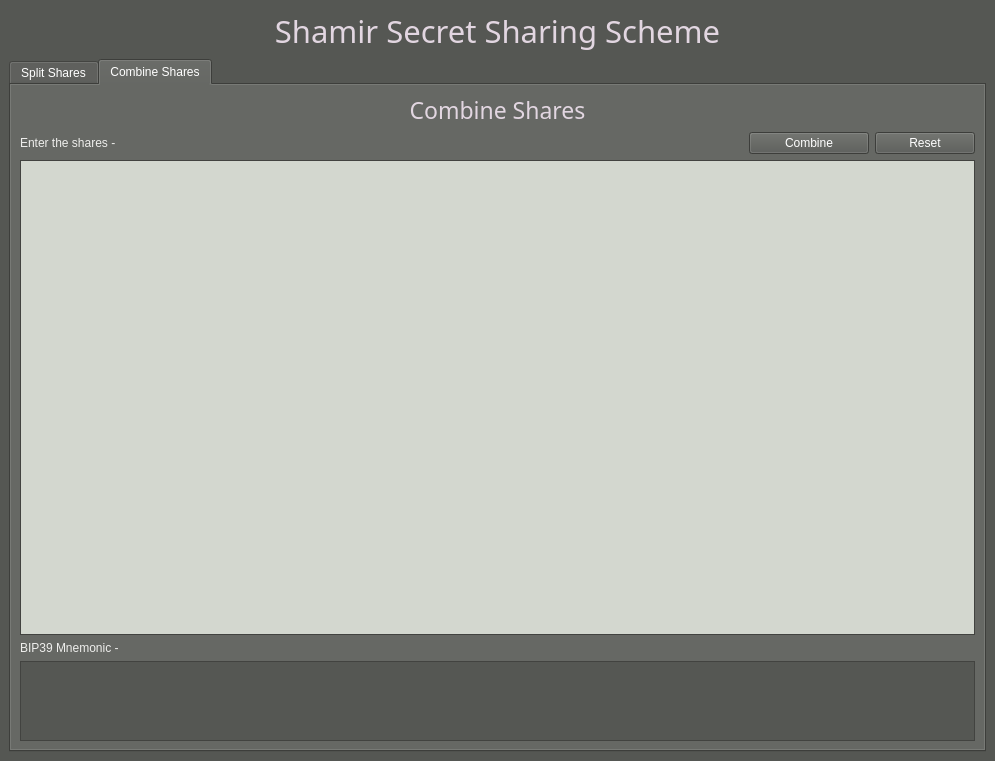
Qt form secret-shares-app/app_ui.ui (ChakshuGupta/secret-share) before a commit.
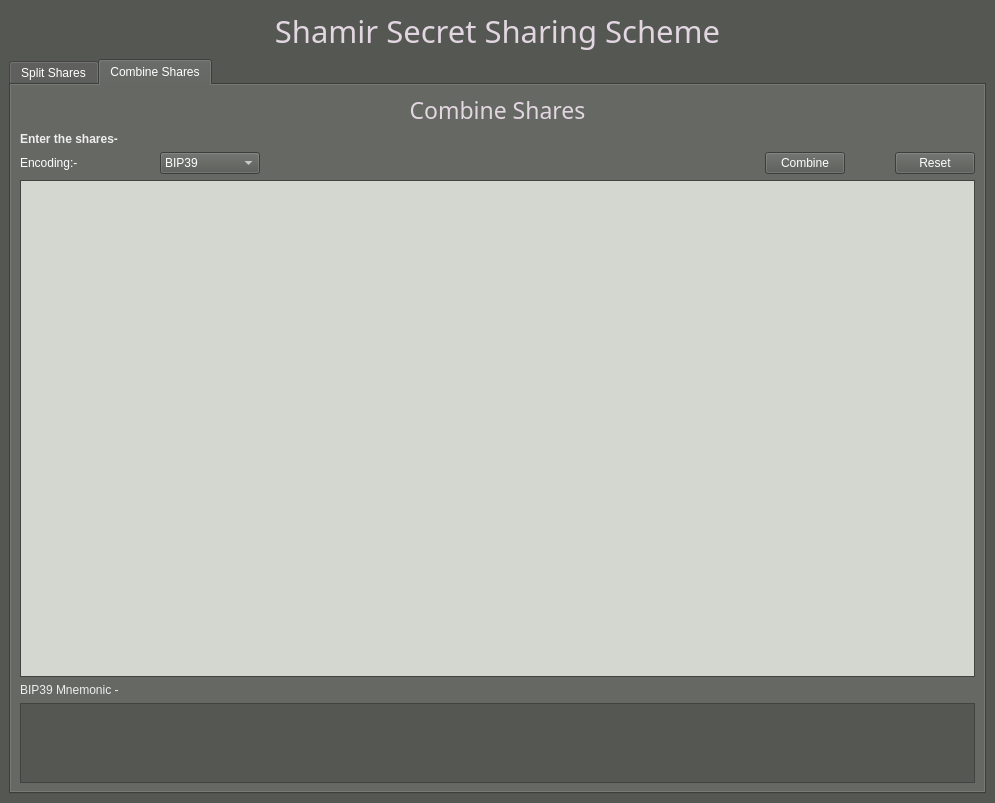
The same form after that commit. The open tabs and pages were chosen to show the change. Icons and pictures are not drawn.

Commit message:
Update UI to input encoding option from user
Update secret_share_app to handle BASE58 encoding option

Diff of the .ui file:
```diff
--- a/secret-shares-app/app_ui.ui
+++ b/secret-shares-app/app_ui.ui
@@ -7,7 +7,7 @@
     <x>0</x>
     <y>0</y>
     <width>995</width>
-    <height>761</height>
+    <height>803</height>
    </rect>
   </property>
   <property name="sizePolicy">
@@ -3086,8 +3086,6 @@
            </widget>
           </item>
           <item>
-           <layout class="QHBoxLayout" name="horizontalLayout_5">
-            <item>
              <widget class="QLabel" name="enterSharesLabel">
               <property name="palette">
                <palette>
@@ -3153,13 +3151,82 @@
                 </disabled>
                </palette>
               </property>
+            <property name="font">
+             <font>
+              <weight>75</weight>
+              <bold>true</bold>
+             </font>
+            </property>
               <property name="text">
-               <string>Enter the shares -</string>
+             <string>Enter the shares-</string>
               </property>
               <property name="margin">
-               <number>15</number>
-              </property>
-             </widget>
+             <number>5</number>
+            </property>
+           </widget>
+          </item>
+          <item>
+           <layout class="QHBoxLayout" name="horizontalLayout_5" stretch="0,0,0,0,0">
+            <property name="spacing">
+             <number>50</number>
+            </property>
+            <item>
+             <widget class="QLabel" name="label">
+              <property name="sizePolicy">
+               <sizepolicy hsizetype="Fixed" vsizetype="Preferred">
+                <horstretch>0</horstretch>
+                <verstretch>0</verstretch>
+               </sizepolicy>
+              </property>
+              <property name="minimumSize">
+               <size>
+                <width>90</width>
+                <height>0</height>
+               </size>
+              </property>
+              <property name="text">
+               <string>Encoding:-</string>
+              </property>
+             </widget>
+            </item>
+            <item>
+             <widget class="QComboBox" name="encodingComboBox2">
+              <property name="sizePolicy">
+               <sizepolicy hsizetype="Fixed" vsizetype="Fixed">
+                <horstretch>0</horstretch>
+                <verstretch>0</verstretch>
+               </sizepolicy>
+              </property>
+              <property name="minimumSize">
+               <size>
+                <width>100</width>
+                <height>0</height>
+               </size>
+              </property>
+              <item>
+               <property name="text">
+                <string>BIP39</string>
+               </property>
+              </item>
+              <item>
+               <property name="text">
+                <string>BASE58</string>
+               </property>
+              </item>
+             </widget>
+            </item>
+            <item>
+             <spacer name="horizontalSpacer">
+              <property name="orientation">
+               <enum>Qt::Horizontal</enum>
+              </property>
+              <property name="sizeHint" stdset="0">
+               <size>
+                <width>40</width>
+                <height>20</height>
+               </size>
+              </property>
+             </spacer>
             </item>
             <item>
              <widget class="QPushButton" name="combineButton">
```
Left out of the diff: 50 changed lines with no effect on the pictures. Lines whose indentation alone changed are shown as unchanged. The commit also changes 2 other files.
